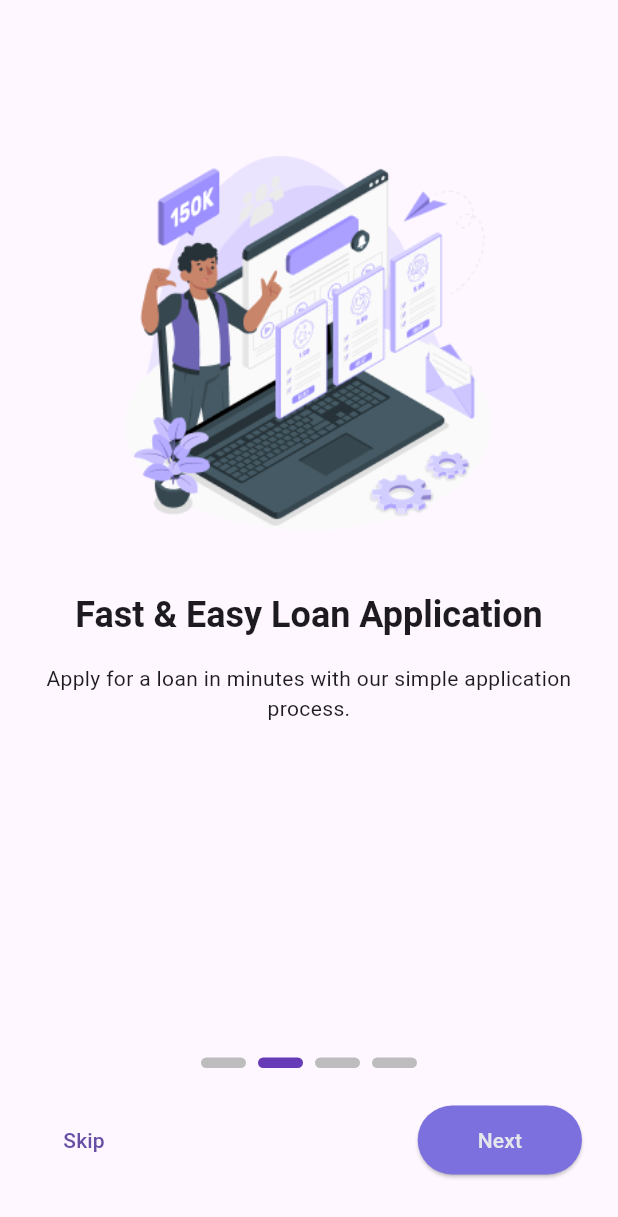
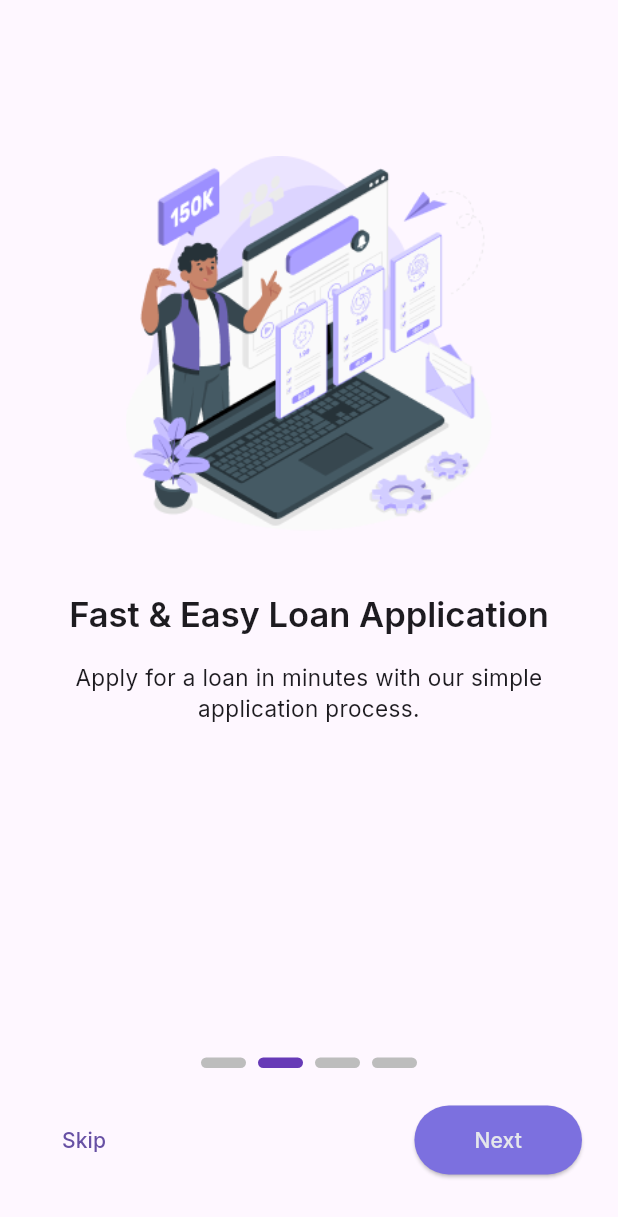
Before and after one commit to samsadeyemo/pcsloanamobilepp, a Flutter app: the screen it shows after launch, swiped to page 2, on a phone screen of 412 x 824 dp. Shown: the top 1217 px of the screen. Run offline on Flutter 3.47's test engine with Material 3 defaults, Android fonts, the phone set to English and light mode, and no system bars; our stand-ins replace flutter_dotenv, flutter_riverpod, go_router, hooks_riverpod, shared_preferences.

Commit message:
Add image to final onboarding screen and update text styles

```diff
--- a/lib/features/onboarding/data/onboarding_data.dart
+++ b/lib/features/onboarding/data/onboarding_data.dart
@@ -15,7 +15,7 @@ const onboardingPages =[
     "subtitle": "Choose repayment plans that suit your budget, from short-term to long-term loans.",
   },
   {
-    "image": "assets/images/",
+    "image": "assets/images/onboarding/onboarding4.png",
     "title": "Secure & Transparent",
     "subtitle": "Your data is protected with the highest level of security, and we are fully transparent about fees and terms.",
   },
--- a/lib/features/onboarding/presentation/onboarding_screen.dart
+++ b/lib/features/onboarding/presentation/onboarding_screen.dart
@@ -37,15 +37,16 @@ class OnboardingScreen extends ConsumerWidget {
 
                       Text(
                         data['title']!,
-                         style: Theme.of(context).textTheme.headlineSmall?.copyWith(fontWeight: FontWeight.bold),
+                         style: Theme.of(context).textTheme.headlineSmall?.copyWith(fontWeight: FontWeight.w600, fontFamily: 'Inter', fontSize: 23),
                          textAlign: TextAlign.center,
                       ),
 
                       const SizedBox(height: 16),
                       Text(
                         data['subtitle']!,
-                        style: Theme.of(context).textTheme.bodyMedium,
+                        style: Theme.of(context).textTheme.bodyMedium?.copyWith(fontFamily: 'Inter', fontWeight: FontWeight.w400, fontSize: 15),
                         textAlign: TextAlign.center,
+
                       ),
 
                     ],
@@ -87,7 +88,7 @@ class OnboardingScreen extends ConsumerWidget {
                         padding: const EdgeInsets.symmetric(horizontal: 40, vertical: 13),
                   ),
                   child: const Text("Get Started",
-                    style: TextStyle(color: Color(0xffE5E7EB))
+                    style: TextStyle(color: Color(0xffE5E7EB), fontFamily: 'Inter',)
                   ),
                   ),
                 )
@@ -98,7 +99,7 @@ class OnboardingScreen extends ConsumerWidget {
                   onPressed: () async {
                     await _completeOnboarding(context);
                   },
-                    child: const Text("Skip"),
+                    child: const Text("Skip", style: TextStyle(fontFamily: 'Inter',),),
                   ),
                   ElevatedButton(
                     onPressed: () {
@@ -114,7 +115,7 @@ class OnboardingScreen extends ConsumerWidget {
                         padding: const EdgeInsets.symmetric(horizontal: 40, vertical: 13),
                     ),
                       child: const Text("Next",
-                        style: TextStyle(color: Color(0xffE5E7EB)),
+                        style: TextStyle(color: Color(0xffE5E7EB), fontFamily: 'Inter',),
                       ),
 
                   ),
@@ -131,7 +132,7 @@ class OnboardingScreen extends ConsumerWidget {
   Future<void> _completeOnboarding(BuildContext context) async {
   final prefs = await SharedPreferences.getInstance();
   await prefs.setBool('onboarding_done', true);
-  context.go('/home'); // or '/login' depending on your flow
+  context.go('/home');
 }
 
 }
```
Also changed, not shown: lib/features/splash/presentation/splash_screen.dart (+3 -5 lines), pubspec.yaml (+10 -2 lines), assets/fonts/Inter_24pt-Regular.ttf (added), assets/fonts/Inter_24pt-SemiBold.ttf (added), assets/images/onboarding/onboarding4.png (added).
